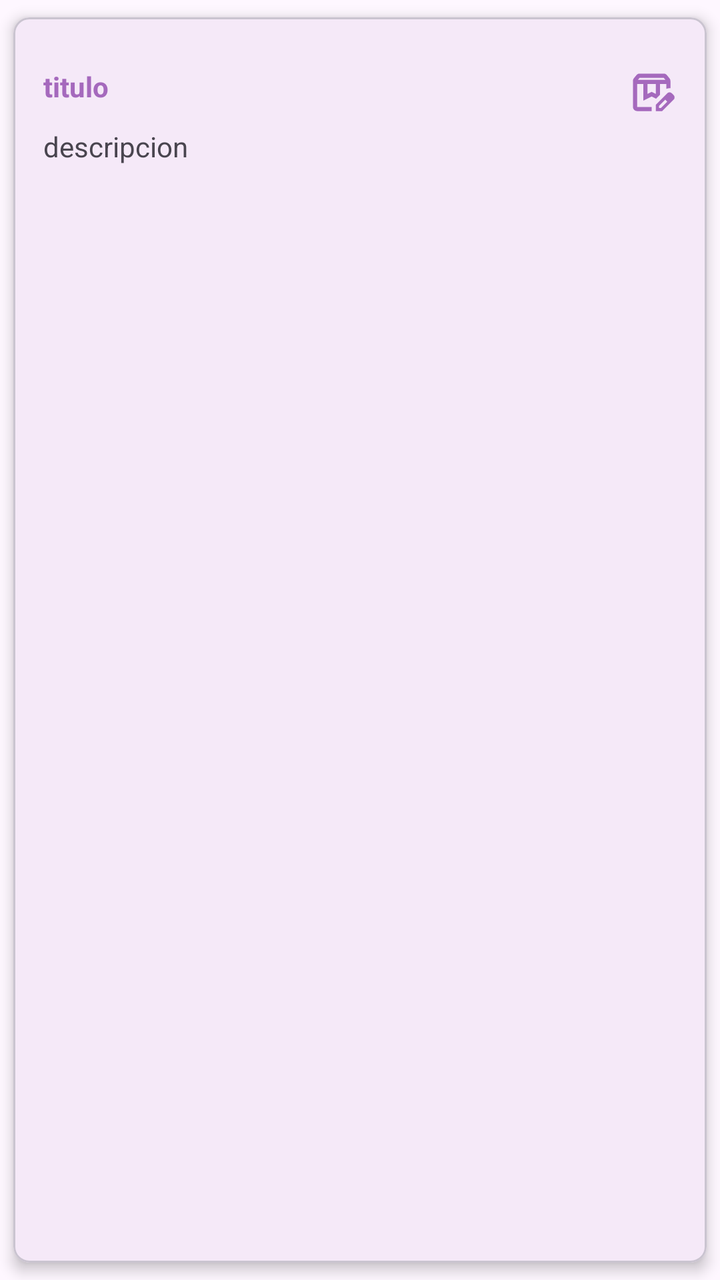
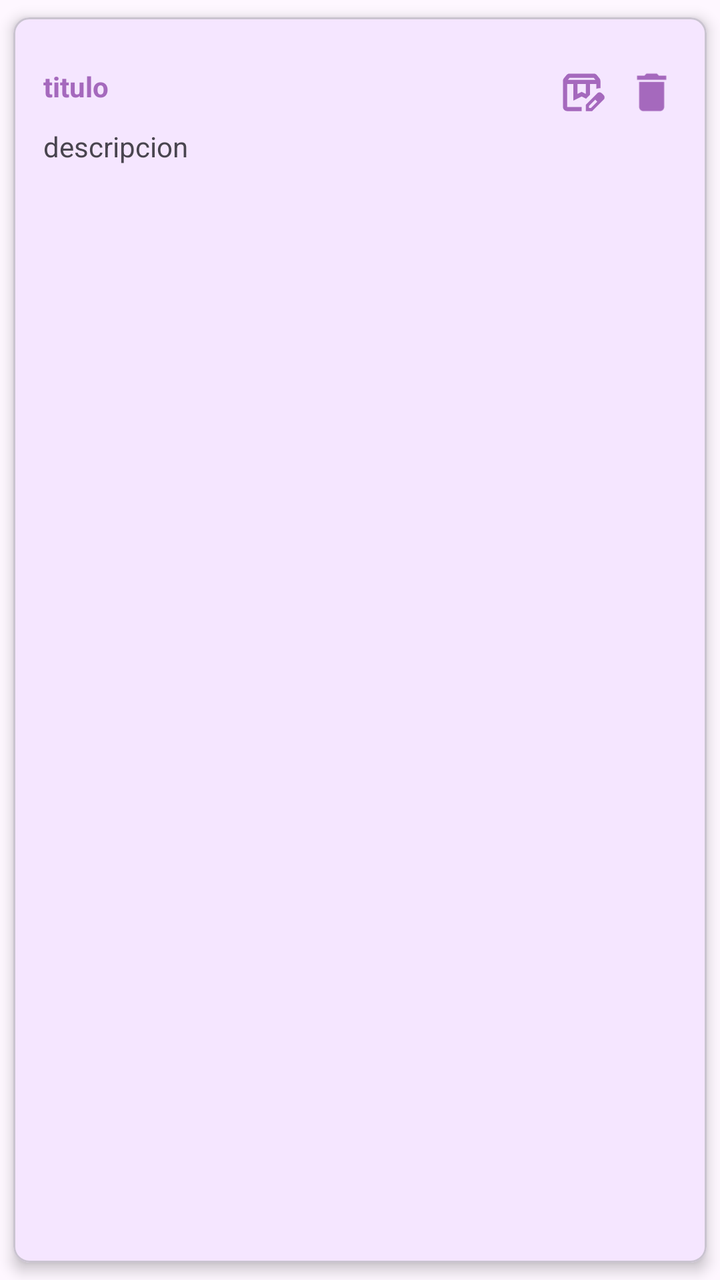

Two renders of the same Android screen: before a commit and after it. Below are the layout's source before the change and the commit's diff.
<!-- AndroidManifest.xml: application theme Theme.NotasAppSQLite -->
<!-- res/layout/item_nota.xml -->
<?xml version="1.0" encoding="utf-8"?>
<com.google.android.material.card.MaterialCardView
    xmlns:android="http://schemas.android.com/apk/res/android"
    android:layout_width="match_parent"
    android:layout_height="wrap_content"
    xmlns:app="http://schemas.android.com/apk/res-auto"
    app:cardCornerRadius="8dp"
    app:cardElevation="4dp"
    app:cardUseCompatPadding="true"
    >

    <androidx.appcompat.widget.LinearLayoutCompat
        android:layout_width="match_parent"
        android:layout_height="wrap_content"
        android:orientation="vertical"
        android:padding="15dp">

        <RelativeLayout
            android:layout_width="match_parent"
            android:layout_height="wrap_content"
            android:layout_marginTop="10dp">

            <TextView
                android:id="@+id/item_titulo"
                android:layout_width="wrap_content"
                android:layout_height="wrap_content"
                android:layout_alignParentStart="true"
                android:layout_toStartOf="@+id/ivActualizar"
                android:text="@string/item_titulo"
                android:textColor="@color/morado"
                android:textStyle="bold" />

            <ImageView
                android:id="@+id/ivActualizar"
                android:layout_width="25dp"
                android:layout_height="25dp"
                android:layout_alignParentEnd="true"
                android:layout_centerVertical="true"
                android:src="@drawable/icono_editaar"
                app:tint="@color/morado" />

        </RelativeLayout>

        <TextView
            android:id="@+id/item_descripcion"
            android:layout_width="wrap_content"
            android:layout_height="wrap_content"
            android:layout_marginTop="5dp"
            android:maxLines="3"
            android:text="@string/item_descripcion" />

    </androidx.appcompat.widget.LinearLayoutCompat>

</com.google.android.material.card.MaterialCardView>
<!-- resources referenced by this layout -->
<resources>
  <color name="morado">#A569BD</color>
  <!-- drawable icono_editaar (drawable) -->
  <vector xmlns:android="http://schemas.android.com/apk/res/android" android:height="24dp" android:tint="#A569BD" android:viewportHeight="960" android:viewportWidth="960" android:width="24dp">
        
      <path android:fillColor="@android:color/white" android:pathData="M216,240L744,240L710,200Q710,200 710,200Q710,200 710,200L250,200Q250,200 250,200Q250,200 250,200L216,240ZM400,510L480,470L560,510L560,320L400,320L400,510ZM200,840Q167,840 143.5,816.5Q120,793 120,760L120,261Q120,247 124.5,234Q129,221 138,210L188,149Q199,135 215.5,127.5Q232,120 250,120L710,120Q728,120 744.5,127.5Q761,135 772,149L822,210Q831,221 835.5,234Q840,247 840,261L840,400Q819,400 798.5,403Q778,406 760,415L760,320L640,320L640,525L563,602L480,560L320,640L320,320L200,320L200,760Q200,760 200,760Q200,760 200,760L480,760L480,840L200,840ZM640,320L760,320L760,320Q750,320 741.5,320Q733,320 725,320L640,320ZM200,320L320,320L320,320L480,320L563,320L480,320L480,320L200,320Q200,320 200,320Q200,320 200,320ZM560,840L560,717L781,497Q790,488 801,484Q812,480 823,480Q835,480 846,484.5Q857,489 866,498L903,535Q911,544 915.5,555Q920,566 920,577Q920,588 916,599.5Q912,611 903,620L683,840L560,840ZM860,577L860,577L823,540L823,540L860,577ZM620,780L658,780L779,658L761,639L742,621L620,742L620,780ZM761,639L742,621L742,621L779,658L779,658L761,639Z"/>
      
  </vector>
  <string name="item_descripcion">descripcion</string>
  <string name="item_titulo">titulo</string>
  <style name="Theme.NotasAppSQLite" parent="Base.Theme.NotasAppSQLite" />
  <style name="Base.Theme.NotasAppSQLite" parent="Theme.Material3.DayNight.NoActionBar">
          
           <item name="colorPrimary">@color/morado</item>
          <item name="colorPrimaryVariant">@color/morado</item>
          <item name="android:statusBarColor">@color/morado</item>
      </style>
</resources>

<!-- the commit's change to res/layout/item_nota.xml (unified diff, before → after) -->
@@ -4,6 +4,7 @@
     android:layout_width="match_parent"
     android:layout_height="wrap_content"
     xmlns:app="http://schemas.android.com/apk/res-auto"
+    app:cardBackgroundColor="@color/morado_claro"
     app:cardCornerRadius="8dp"
     app:cardElevation="4dp"
     app:cardUseCompatPadding="true"
@@ -29,15 +30,24 @@
                 android:text="@string/item_titulo"
                 android:textColor="@color/morado"
                 android:textStyle="bold" />
-
+            
             <ImageView
                 android:id="@+id/ivActualizar"
                 android:layout_width="25dp"
                 android:layout_height="25dp"
-                android:layout_alignParentEnd="true"
+                android:layout_toStartOf="@id/ivEliminar"
+                android:layout_marginEnd="10dp"
                 android:layout_centerVertical="true"
                 android:src="@drawable/icono_editaar"
                 app:tint="@color/morado" />
+
+            
+            <ImageView
+                android:id="@+id/ivEliminar"
+                android:layout_alignParentEnd="true"
+                android:src="@drawable/delit_item"
+                android:layout_width="25dp"
+                android:layout_height="25dp" />
 
         </RelativeLayout>
 
<!-- resource entries referenced after the edit -->
@@ -1,6 +1,13 @@
 <!-- resources referenced by this layout -->
 <resources>
   <color name="morado">#A569BD</color>
+  <color name="morado_claro">#F5E6FF</color>
+  <!-- drawable delit_item (drawable) -->
+  <vector xmlns:android="http://schemas.android.com/apk/res/android" android:height="24dp" android:tint="#A569BD" android:viewportHeight="24" android:viewportWidth="24" android:width="24dp">
+        
+      <path android:fillColor="@android:color/white" android:pathData="M6,19c0,1.1 0.9,2 2,2h8c1.1,0 2,-0.9 2,-2V7H6v12zM19,4h-3.5l-1,-1h-5l-1,1H5v2h14V4z"/>
+      
+  </vector>
   <!-- drawable icono_editaar (drawable) -->
   <vector xmlns:android="http://schemas.android.com/apk/res/android" android:height="24dp" android:tint="#A569BD" android:viewportHeight="960" android:viewportWidth="960" android:width="24dp">
         
